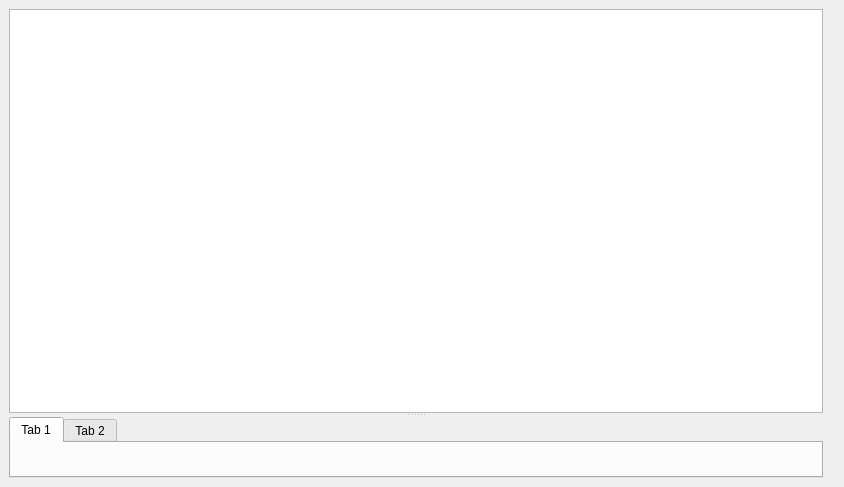
First picture: the form in Qt/windows/debugwindow.ui, repository RocketRope/Gameboy-Emulator, before the edit.
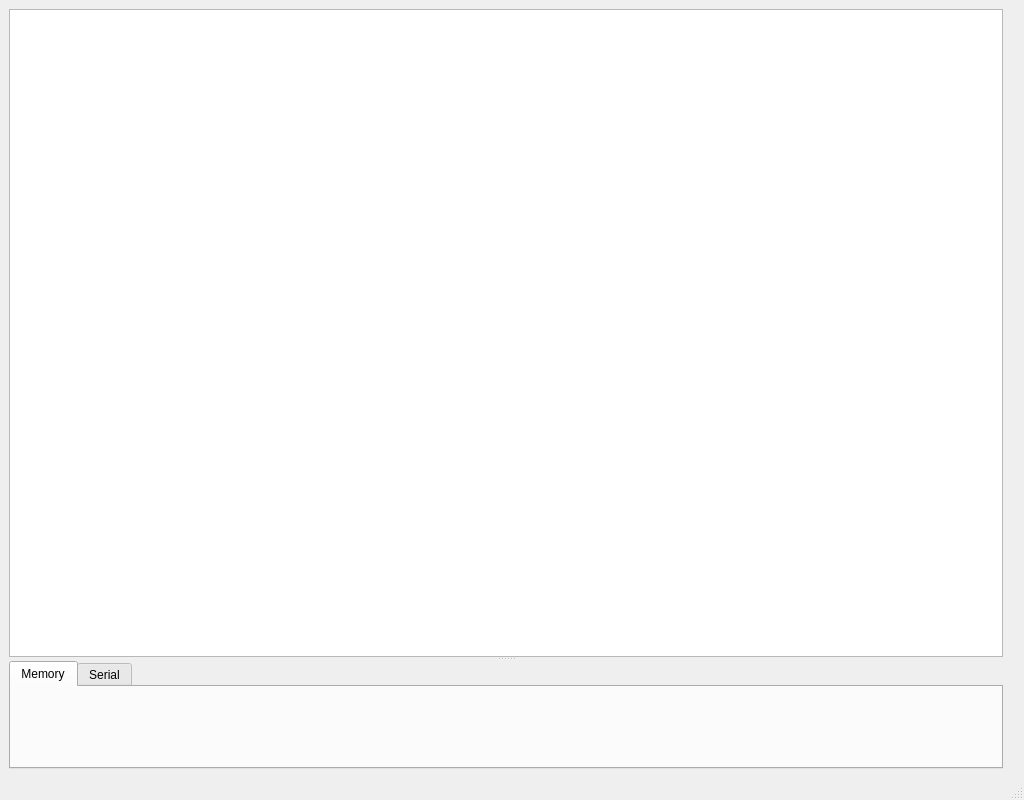
Second picture: the form after the edit. Custom widgets are drawn as their Qt base class.

Commit message: Qt memory widget added

Diff of the .ui file:
```diff
--- a/Qt/windows/debugwindow.ui
+++ b/Qt/windows/debugwindow.ui
@@ -6,8 +6,8 @@
    <rect>
     <x>0</x>
     <y>0</y>
-    <width>844</width>
-    <height>487</height>
+    <width>1024</width>
+    <height>800</height>
    </rect>
   </property>
   <property name="windowTitle">
@@ -29,19 +29,52 @@
       <property name="orientation">
        <enum>Qt::Vertical</enum>
       </property>
-      <widget class="QPlainTextEdit" name="plainTextEdit"/>
+      <widget class="QPlainTextEdit" name="plainTextEdit">
+       <property name="readOnly">
+        <bool>true</bool>
+       </property>
+      </widget>
       <widget class="QTabWidget" name="tabWidget">
+       <property name="tabPosition">
+        <enum>QTabWidget::North</enum>
+       </property>
+       <property name="tabShape">
+        <enum>QTabWidget::Rounded</enum>
+       </property>
        <property name="currentIndex">
         <number>0</number>
        </property>
-       <widget class="QWidget" name="tab">
+       <property name="usesScrollButtons">
+        <bool>true</bool>
+       </property>
+       <property name="documentMode">
+        <bool>false</bool>
+       </property>
+       <widget class="QWidget" name="memory_tab">
         <attribute name="title">
-         <string>Tab 1</string>
+         <string>Memory</string>
         </attribute>
+        <layout class="QVBoxLayout" name="verticalLayout_4">
+         <property name="leftMargin">
+          <number>1</number>
+         </property>
+         <property name="topMargin">
+          <number>1</number>
+         </property>
+         <property name="rightMargin">
+          <number>1</number>
+         </property>
+         <property name="bottomMargin">
+          <number>1</number>
+         </property>
+         <item>
+          <widget class="MemoryWidget" name="widget" native="true"/>
+         </item>
+        </layout>
        </widget>
        <widget class="QWidget" name="tab_2">
         <attribute name="title">
-         <string>Tab 2</string>
+         <string>Serial</string>
         </attribute>
        </widget>
       </widget>
@@ -82,6 +115,7 @@
     </rect>
    </property>
   </widget>
+  <widget class="QStatusBar" name="statusBar"/>
  </widget>
  <customwidgets>
   <customwidget>
@@ -96,6 +130,12 @@
    <header>cpuflagswidget.h</header>
    <container>1</container>
   </customwidget>
+  <customwidget>
+   <class>MemoryWidget</class>
+   <extends>QWidget</extends>
+   <header>memorywidget.h</header>
+   <container>1</container>
+  </customwidget>
  </customwidgets>
  <resources/>
  <connections/>
```
Left out of the diff: 4 changed lines with no effect on the pictures. The commit also changes 11 other files.
